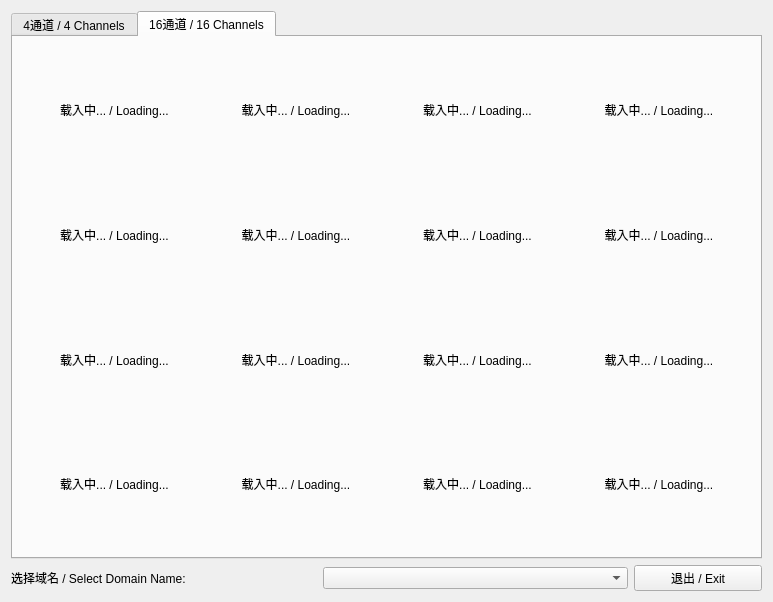
Above: src/mainwindow.ui from alex-lt-kong/q-rtsp-viewer before the change. Below: the same form after it.
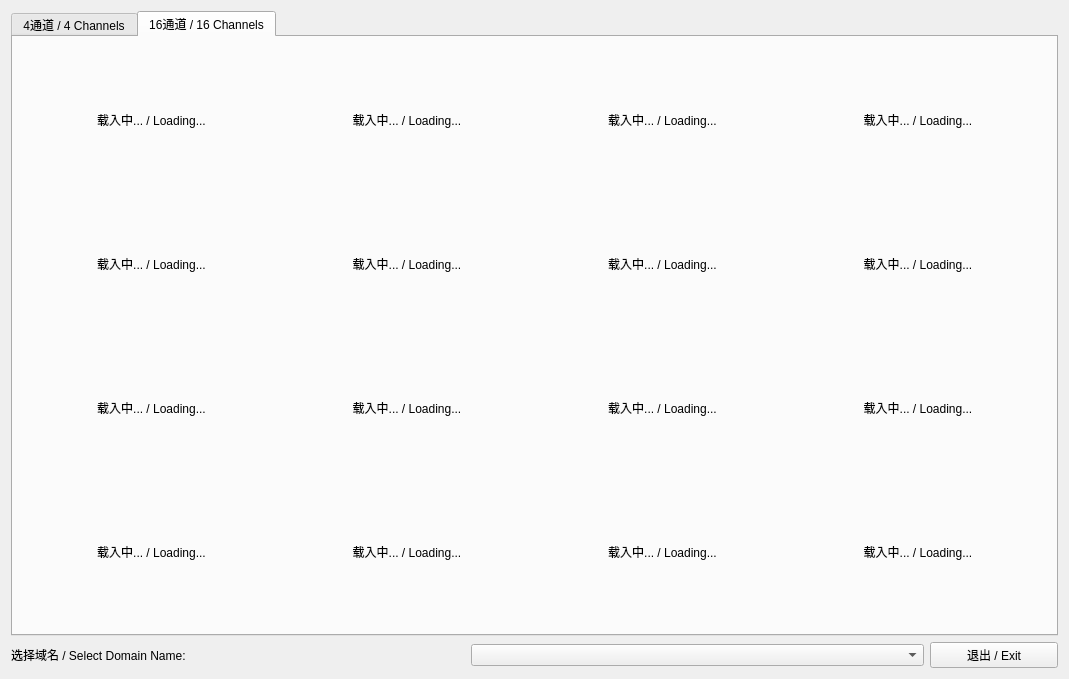
That is the form after the change. The open tabs and pages were chosen to show the change. Icons and pictures are not drawn.

The edit to the form file:
```diff
--- a/src/mainwindow.ui
+++ b/src/mainwindow.ui
@@ -6,8 +6,8 @@
    <rect>
     <x>0</x>
     <y>0</y>
-    <width>773</width>
-    <height>602</height>
+    <width>1069</width>
+    <height>679</height>
    </rect>
   </property>
   <property name="windowTitle">
@@ -147,6 +147,9 @@
             <property name="alignment">
              <set>Qt::AlignCenter</set>
             </property>
+            <property name="wordWrap">
+             <bool>true</bool>
+            </property>
             <property name="margin">
              <number>1</number>
             </property>
@@ -169,6 +172,9 @@
             <property name="alignment">
              <set>Qt::AlignCenter</set>
             </property>
+            <property name="wordWrap">
+             <bool>true</bool>
+            </property>
             <property name="margin">
              <number>1</number>
             </property>
@@ -191,6 +197,9 @@
             <property name="alignment">
              <set>Qt::AlignCenter</set>
             </property>
+            <property name="wordWrap">
+             <bool>true</bool>
+            </property>
             <property name="margin">
              <number>1</number>
             </property>
@@ -213,6 +222,9 @@
             <property name="alignment">
              <set>Qt::AlignCenter</set>
             </property>
+            <property name="wordWrap">
+             <bool>true</bool>
+            </property>
             <property name="margin">
              <number>1</number>
             </property>
@@ -235,6 +247,9 @@
             <property name="alignment">
              <set>Qt::AlignCenter</set>
             </property>
+            <property name="wordWrap">
+             <bool>true</bool>
+            </property>
             <property name="margin">
              <number>1</number>
             </property>
@@ -257,6 +272,9 @@
             <property name="alignment">
              <set>Qt::AlignCenter</set>
             </property>
+            <property name="wordWrap">
+             <bool>true</bool>
+            </property>
             <property name="margin">
              <number>1</number>
             </property>
@@ -279,6 +297,9 @@
             <property name="alignment">
              <set>Qt::AlignCenter</set>
             </property>
+            <property name="wordWrap">
+             <bool>true</bool>
+            </property>
             <property name="margin">
              <number>1</number>
             </property>
@@ -301,6 +322,9 @@
             <property name="alignment">
              <set>Qt::AlignCenter</set>
             </property>
+            <property name="wordWrap">
+             <bool>true</bool>
+            </property>
             <property name="margin">
              <number>1</number>
             </property>
@@ -323,6 +347,9 @@
             <property name="alignment">
              <set>Qt::AlignCenter</set>
             </property>
+            <property name="wordWrap">
+             <bool>true</bool>
+            </property>
             <property name="margin">
              <number>1</number>
             </property>
@@ -345,6 +372,9 @@
             <property name="alignment">
              <set>Qt::AlignCenter</set>
             </property>
+            <property name="wordWrap">
+             <bool>true</bool>
+            </property>
             <property name="margin">
              <number>1</number>
             </property>
@@ -367,6 +397,9 @@
             <property name="alignment">
              <set>Qt::AlignCenter</set>
             </property>
+            <property name="wordWrap">
+             <bool>true</bool>
+            </property>
             <property name="margin">
              <number>1</number>
             </property>
@@ -389,6 +422,9 @@
             <property name="alignment">
              <set>Qt::AlignCenter</set>
             </property>
+            <property name="wordWrap">
+             <bool>true</bool>
+            </property>
             <property name="margin">
              <number>1</number>
             </property>
@@ -411,6 +447,9 @@
             <property name="alignment">
              <set>Qt::AlignCenter</set>
             </property>
+            <property name="wordWrap">
+             <bool>true</bool>
+            </property>
             <property name="margin">
              <number>1</number>
             </property>
@@ -433,6 +472,9 @@
             <property name="alignment">
              <set>Qt::AlignCenter</set>
             </property>
+            <property name="wordWrap">
+             <bool>true</bool>
+            </property>
             <property name="margin">
              <number>1</number>
             </property>
@@ -455,6 +497,9 @@
             <property name="alignment">
              <set>Qt::AlignCenter</set>
             </property>
+            <property name="wordWrap">
+             <bool>true</bool>
+            </property>
             <property name="margin">
              <number>1</number>
             </property>
@@ -477,6 +522,9 @@
             <property name="alignment">
              <set>Qt::AlignCenter</set>
             </property>
+            <property name="wordWrap">
+             <bool>true</bool>
+            </property>
             <property name="margin">
              <number>1</number>
             </property>
```
Left out of the diff: 14 changed lines with no effect on the pictures.
